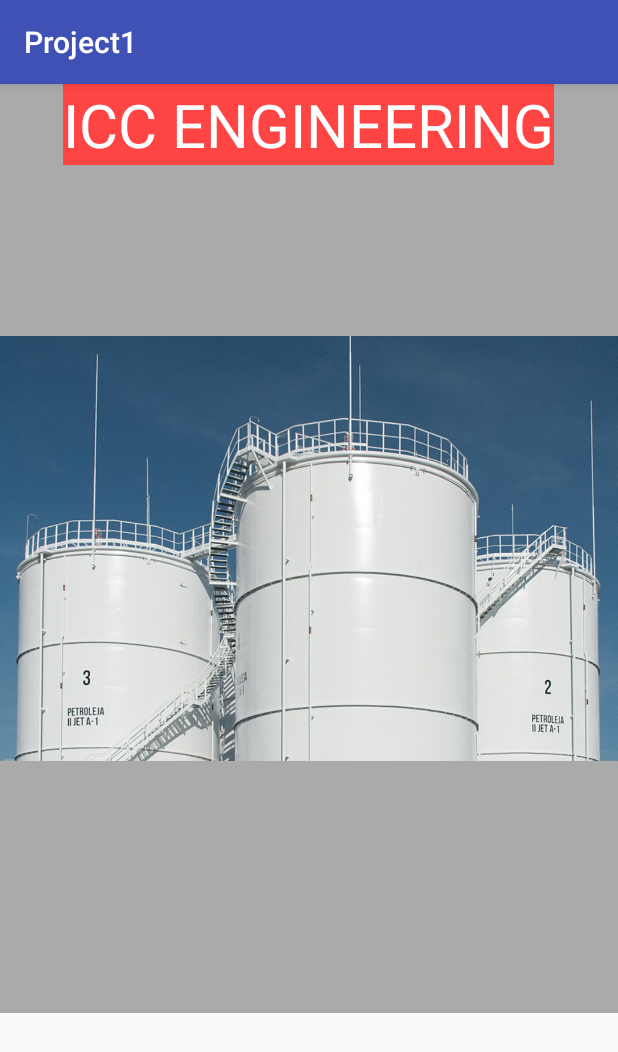
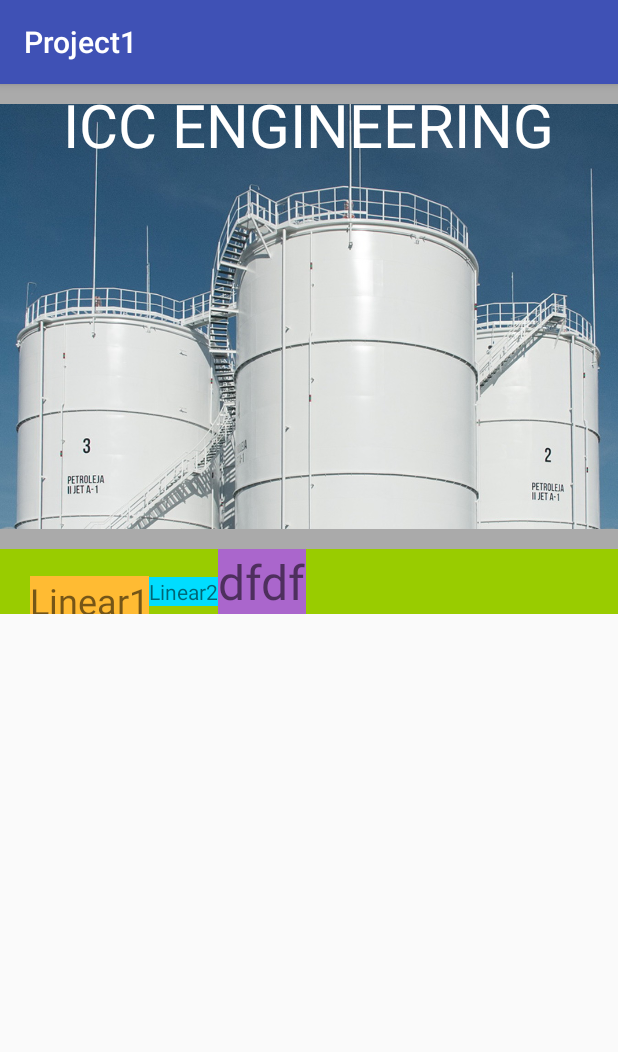
Before and after one commit to sergioko737/Project1, an Android app: the screen it shows after launch (MainActivity), on a phone screen of 412 x 824 dp. Shown: the top 1052 px of the screen. Run offline under Robolectric (Android 15) with nearby library versions, the phone set to English and light mode, and no system bars.

Commit message:
fix: Change layout

```diff
--- a/app/src/main/res/layout/activity_main.xml
+++ b/app/src/main/res/layout/activity_main.xml
@@ -1,19 +1,18 @@
 <?xml version="1.0" encoding="utf-8"?>
-<android.support.constraint.ConstraintLayout xmlns:android="http://schemas.android.com/apk/res/android"
-    xmlns:app="http://schemas.android.com/apk/res-auto"
+<LinearLayout xmlns:android="http://schemas.android.com/apk/res/android"
+
     xmlns:tools="http://schemas.android.com/tools"
     android:layout_width="match_parent"
     android:layout_height="match_parent"
+    android:layout_weight="1"
+    android:orientation="vertical"
     tools:context="com.example.android.project1.MainActivity">
-
-    <LinearLayout
-        android:layout_width="wrap_content"
-        android:layout_height="wrap_content">
 
     <RelativeLayout
         android:id="@+id/activity_main"
-            android:layout_width="wrap_content"
+        android:layout_width="match_parent"
         android:layout_height="wrap_content"
+        android:layout_weight="0.5"
         android:background="@android:color/holo_blue_bright"
         tools:layout_editor_absoluteX="0dp"
         tools:layout_editor_absoluteY="8dp">
@@ -31,7 +30,6 @@
             android:layout_height="wrap_content"
             android:layout_alignParentTop="true"
             android:layout_centerHorizontal="true"
-                android:background="@android:color/holo_red_light"
             android:text="ICC ENGINEERING"
             android:textColor="@android:color/white"
             android:textSize="40sp" />
@@ -40,16 +38,16 @@
     <ScrollView
         android:layout_width="match_parent"
         android:layout_height="match_parent"
-                android:layout_toEndOf="@+id/main_image"
+        android:layout_weight=".5"
         tools:layout_editor_absoluteX="8dp"
         tools:layout_editor_absoluteY="0dp">
 
         <LinearLayout
             android:id="@+id/linearLayout"
-                    android:layout_width="wrap_content"
-                    android:layout_height="wrap_content"
+            android:layout_width="match_parent"
+            android:layout_height="match_parent"
             android:background="@android:color/holo_green_light"
-                    android:orientation="vertical">
+            android:orientation="horizontal">
 
             <TextView
                 android:id="@+id/textView3"
@@ -71,11 +69,10 @@
                 android:layout_width="wrap_content"
                 android:layout_height="wrap_content"
                 android:background="@android:color/holo_purple"
-                        android:text="Linear3 gggggggggggggggggggggg"
+                android:text="dfdf"
                 android:textSize="32sp" />
 
         </LinearLayout>
     </ScrollView>
 
 </LinearLayout>
-</android.support.constraint.ConstraintLayout>
```
Lines whose indentation alone changed are shown as unchanged.
